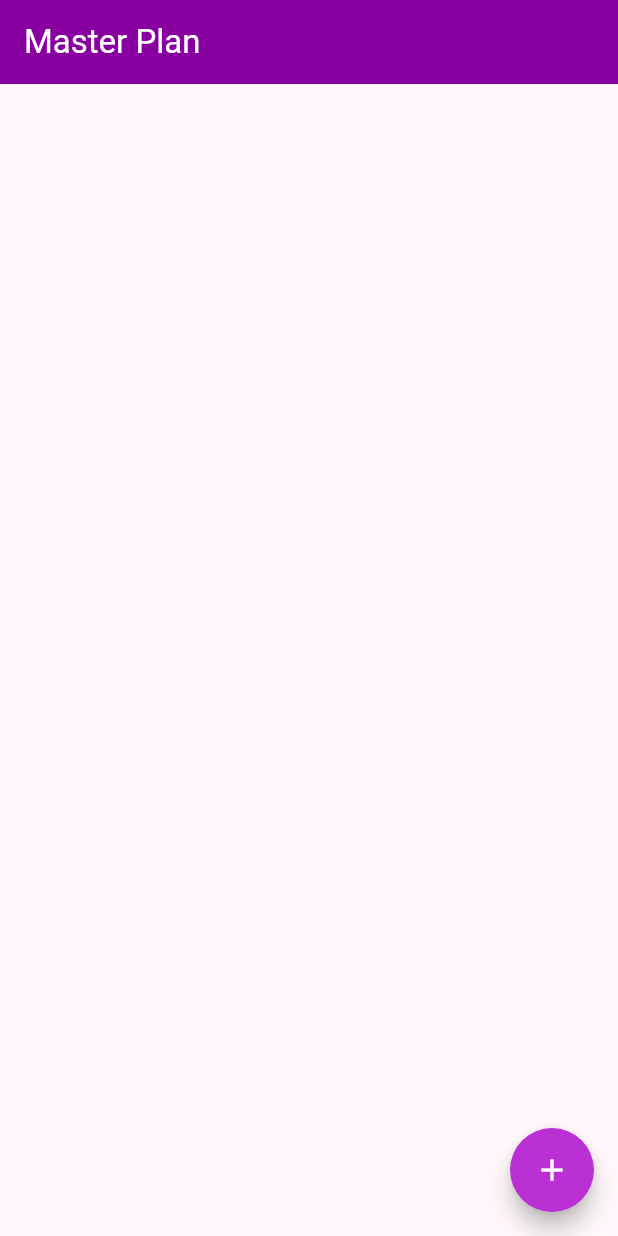
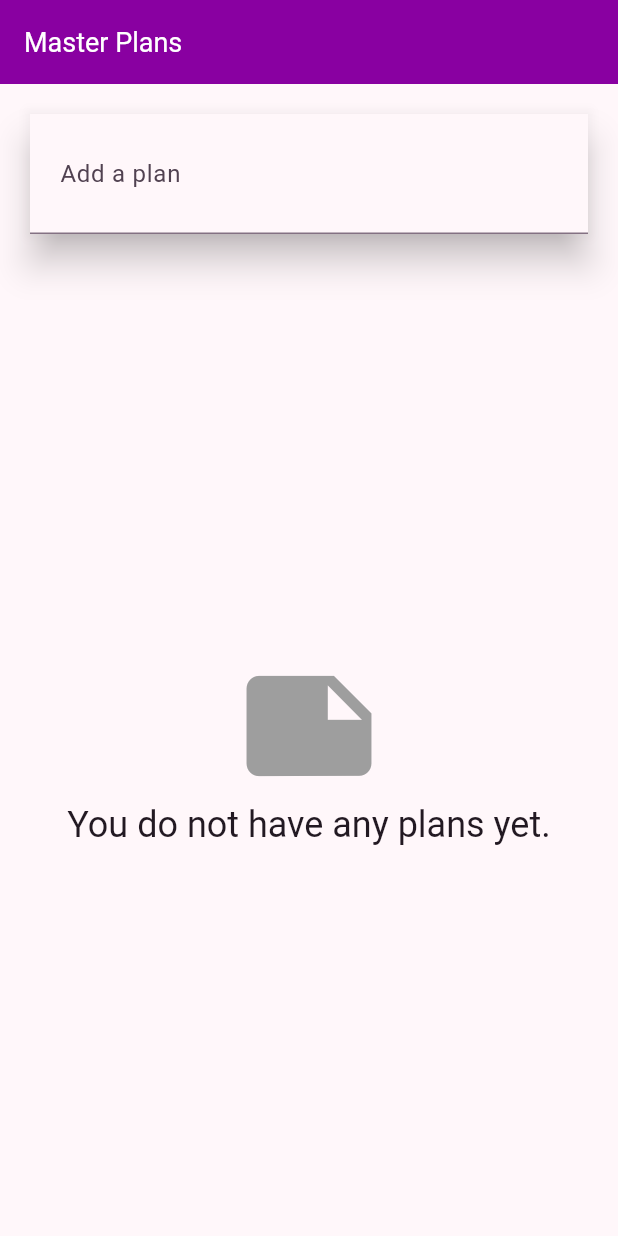
Before and after one commit to AbeerJihad/master_plan, a Flutter app: the screen it shows after launch, on a phone screen of 412 x 824 dp. Run offline on Flutter 3.47's test engine with Material 3 defaults, Android fonts, the phone set to English and light mode, and no system bars; our stand-ins replace google_fonts; Roboto replaces fonts that are missing (Cabin Condensed, Cantora One).

Commit message:
app state across multiple screens

```diff
--- a/lib/main.dart
+++ b/lib/main.dart
@@ -3,7 +3,7 @@ import './providers/plan_provider.dart';
 import './utils/theme.dart';
 import '../models/data_layer.dart';
 
-import './views/plan_screen.dart';
+import 'views/plan_creator_screen.dart';
 
 void main() {
   runApp(const MasterPlanApp());
@@ -18,13 +18,13 @@ class MasterPlanApp extends StatelessWidget {
         createTextTheme(context, "Cantora One", "Cabin Condensed");
     MaterialTheme theme = MaterialTheme(textTheme);
 
-    return MaterialApp(
-      theme: theme.light(),
-      darkTheme: theme.dark(),
-      themeMode: ThemeMode.system,
-      home: PlanProvider(
-        notifier: ValueNotifier<Plan>(Plan()),
-        child: const PlanScreen(),
+    return PlanProvider(
+      notifier: ValueNotifier<List<Plan>>(const []),
+      child: MaterialApp(
+        theme: theme.light(),
+        darkTheme: theme.dark(),
+        themeMode: ThemeMode.system,
+        home: const PlanCreatorScreen(),
       ),
     );
   }
--- /dev/null
+++ b/lib/models/todo_plans.dart
@@ -0,0 +1,48 @@
+import './plan.dart';
+import './task.dart';
+import 'package:meta/meta.dart';
+
+@immutable
+class TodoPlans {
+  final List<Plan> _plans;
+
+  const TodoPlans._internal(this._plans);
+
+  factory TodoPlans({final List<Plan>? plans}) =>
+      TodoPlans._internal(plans ?? const []);
+
+  List<Plan> get plans => List<Plan>.from(_plans);
+
+  TodoPlans _copyWith({List<Plan>? plans}) {
+    return TodoPlans(
+      plans: plans ?? List<Plan>.from(_plans),
+    );
+  }
+
+  TodoPlans addPlan(Plan plan) {
+    return _copyWith(
+      plans: List<Plan>.from(_plans)
+        ..add(
+          plan,
+        ),
+    );
+  }
+
+  TodoPlans addTaskTo(Plan plan, {Task? task}) {
+    int index = _plans.indexWhere((p) => p.name == plan.name);
+    Plan newPlan = plan.addTask(task: task);
+    return _copyWith(plans: List<Plan>.from(_plans)..[index] = newPlan);
+  }
+
+  TodoPlans updateTaskinPlan(
+    Plan plan,
+    int taskIndex, {
+    String? description,
+    bool? complete,
+  }) {
+    int index = _plans.indexWhere((p) => p.name == plan.name);
+    Plan newPlan = plan.updateTask(taskIndex,
+        description: description, complete: complete);
+    return _copyWith(plans: List<Plan>.from(_plans)..[index] = newPlan);
+  }
+}
--- a/lib/providers/plan_provider.dart
+++ b/lib/providers/plan_provider.dart
@@ -1,14 +1,14 @@
 import 'package:flutter/material.dart';
 import '../models/data_layer.dart';
 
-class PlanProvider extends InheritedNotifier<ValueNotifier<Plan>> {
+class PlanProvider extends InheritedNotifier<ValueNotifier<List<Plan>>> {
   const PlanProvider({
     super.key,
     required super.child,
-    required ValueNotifier<Plan> super.notifier,
+    required ValueNotifier<List<Plan>> super.notifier,
   });
 
-  static ValueNotifier<Plan> of(BuildContext context) {
+  static ValueNotifier<List<Plan>> of(BuildContext context) {
     return context
         .dependOnInheritedWidgetOfExactType<PlanProvider>()!
         .notifier!;
--- a/lib/utils/theme.dart
+++ b/lib/utils/theme.dart
@@ -366,6 +366,15 @@ class MaterialTheme {
           bodyColor: colorScheme.onSurface,
           displayColor: colorScheme.onSurface,
         ),
+        appBarTheme: AppBarTheme(
+            backgroundColor: colorScheme.primary,
+            titleTextStyle: const TextStyle().copyWith(
+              color: colorScheme.onPrimary,
+              fontSize: 18,
+            ),
+            iconTheme: const IconThemeData().copyWith(
+              color: colorScheme.onPrimary,
+            )),
         scaffoldBackgroundColor: colorScheme.surface,
         canvasColor: colorScheme.surface,
       );
--- /dev/null
+++ b/lib/views/plan_creator_screen.dart
@@ -0,0 +1,92 @@
+import 'package:flutter/material.dart';
+import '../models/data_layer.dart';
+import '../providers/plan_provider.dart';
+import '../views/plan_screen.dart';
+
+class PlanCreatorScreen extends StatefulWidget {
+  const PlanCreatorScreen({super.key});
+
+  @override
+  State<PlanCreatorScreen> createState() => _PlanCreatorScreenState();
+}
+
+class _PlanCreatorScreenState extends State<PlanCreatorScreen> {
+  final textController = TextEditingController();
+  @override
+  void dispose() {
+    textController.dispose();
+    super.dispose();
+  }
+
+  @override
+  Widget build(BuildContext context) {
+    return Scaffold(
+      appBar: AppBar(title: const Text('Master Plans')),
+      body: Column(
+        children: [
+          _buildPlanCreator(),
+          Expanded(
+            child: _buildMasterPlans(),
+          ),
+        ],
+      ),
+    );
+  }
+
+  Widget _buildPlanCreator() {
+    return Padding(
+        padding: const EdgeInsets.all(20.0),
+        child: Material(
+          color: Theme.of(context).cardColor,
+          elevation: 10,
+          child: TextField(
+              controller: textController,
+              decoration: const InputDecoration(
+                labelText: 'Add a plan',
+                contentPadding: EdgeInsets.all(20),
+              ),
+              onEditingComplete: addPlan),
+        ));
+  }
+
+  void addPlan() {
+    final text = textController.text;
+    if (text.isEmpty) {
+      return;
+    }
+    final plan = Plan(name: text, tasks: const []);
+    ValueNotifier<List<Plan>> planNotifier = PlanProvider.of(context);
+    planNotifier.value = List<Plan>.from(planNotifier.value)..add(plan);
+    textController.clear();
+    FocusScope.of(context).requestFocus(FocusNode());
+    setState(() {});
+  }
+
+  Widget _buildMasterPlans() {
+    ValueNotifier<List<Plan>> planNotifier = PlanProvider.of(context);
+    List<Plan> plans = planNotifier.value;
+    if (plans.isEmpty) {
+      return Column(
+          mainAxisAlignment: MainAxisAlignment.center,
+          children: <Widget>[
+            const Icon(Icons.note, size: 100, color: Colors.grey),
+            Text('You do not have any plans yet.',
+                style: Theme.of(context).textTheme.headlineSmall)
+          ]);
+    }
+    return ListView.builder(
+        itemCount: plans.length,
+        itemBuilder: (context, index) {
+          final plan = plans[index];
+          return ListTile(
+              title: Text(plan.name),
+              subtitle: Text(plan.completenessMessage),
+              onTap: () {
+                Navigator.of(context).push(MaterialPageRoute(
+                    builder: (_) => PlanScreen(
+                          plan: plan,
+                        )));
+              });
+        });
+  }
+}
--- a/lib/views/plan_screen.dart
+++ b/lib/views/plan_screen.dart
@@ -4,13 +4,15 @@ import '../models/data_layer.dart';
 import 'package:flutter/material.dart';
 
 class PlanScreen extends StatefulWidget {
-  const PlanScreen({super.key});
+  final Plan plan;
+  const PlanScreen({super.key, required this.plan});
   @override
   State createState() => _PlanScreenState();
 }
 
 class _PlanScreenState extends State<PlanScreen> {
   // Plan plan = Plan();
+  Plan get plan => widget.plan;
 
   //use a ScrollController to remove the focus from any TextField during a scroll event
   late ScrollController scrollController;
@@ -27,25 +29,25 @@ class _PlanScreenState extends State<PlanScreen> {
 
   @override
   Widget build(BuildContext context) {
+    ValueNotifier<List<Plan>> plansNotifier = PlanProvider.of(context);
     return Scaffold(
       appBar: AppBar(
-        title: Text(
+        title: const Text(
           'Master Plan',
-          style: TextStyle(color: Theme.of(context).colorScheme.onPrimary),
         ),
-        backgroundColor: Theme.of(context).primaryColor,
       ),
       //ListenableBuilder -> listen/rebuild when change
-      body: ValueListenableBuilder<Plan>(
-          valueListenable: PlanProvider.of(context),
-          builder: (context, plan, child) {
+      body: ValueListenableBuilder<List<Plan>>(
+          valueListenable: plansNotifier,
+          builder: (context, plans, child) {
+            Plan currentPlan = plans.firstWhere((p) => p.name == plan.name);
             return Column(
               children: [
-                Expanded(child: _buildList(plan)),
+                Expanded(child: _buildList(currentPlan)),
                 Visibility(
-                  visible: plan.completedCount > 0,
+                  visible: currentPlan.completedCount > 0,
                   child: SafeArea(
-                    child: Text(plan.completenessMessage),
+                    child: Text(currentPlan.completenessMessage),
                   ),
                 )
               ],
@@ -57,12 +59,17 @@ class _PlanScreenState extends State<PlanScreen> {
 
   Widget _buildAddTaskButton(BuildContext context) {
     // ValueNotifier<plan> to read/update plan of parent
-    ValueNotifier<Plan> planNotifier = PlanProvider.of(context);
+    ValueNotifier<List<Plan>> plansNotifier = PlanProvider.of(context);
     return FloatingActionButton(
       shape: const CircleBorder(),
       onPressed: () {
-        Plan currentPlan = planNotifier.value;
-        planNotifier.value = currentPlan.addTask();
+        Plan currentPlan = plan;
+        int planIndex =
+            plansNotifier.value.indexWhere((p) => p.name == currentPlan.name);
+        Plan updatedPlan = plansNotifier.value[planIndex].addTask();
+
+        plansNotifier.value = List<Plan>.from(plansNotifier.value)
+          ..[planIndex] = updatedPlan;
       },
       child: const Icon(Icons.add),
     );
@@ -81,25 +88,37 @@ class _PlanScreenState extends State<PlanScreen> {
   }
 
   Widget _buildTaskTile(Task task, int index, BuildContext context) {
-    ValueNotifier<Plan> planNotifier = PlanProvider.of(context);
+    ValueNotifier<List<Plan>> planNotifier = PlanProvider.of(context);
     return ListTile(
       leading: Checkbox(
           value: task.complete,
           onChanged: (selected) {
-            Plan currentPlan = planNotifier.value;
-            planNotifier.value = currentPlan.updateTask(
+            Plan currentPlan = plan;
+            int planIndex = planNotifier.value
+                .indexWhere((p) => p.name == currentPlan.name);
+
+            Plan updatedPlan = planNotifier.value[planIndex].updateTask(
               index,
               complete: selected,
             );
+
+            planNotifier.value = List<Plan>.from(planNotifier.value)
+              ..[planIndex] = updatedPlan;
           }),
       title: TextFormField(
         initialValue: task.description,
         onChanged: (text) {
-          Plan currentPlan = planNotifier.value;
-          planNotifier.value = currentPlan.updateTask(
+          Plan currentPlan = plan;
+          int planIndex =
+              planNotifier.value.indexWhere((p) => p.name == currentPlan.name);
+
+          Plan updatedPlan = planNotifier.value[planIndex].updateTask(
             index,
             description: text,
           );
+
+          planNotifier.value = List<Plan>.from(planNotifier.value)
+            ..[planIndex] = updatedPlan;
         },
       ),
     );
```
Also changed, not shown: lib/models/plan.dart (line endings or trailing spaces).
